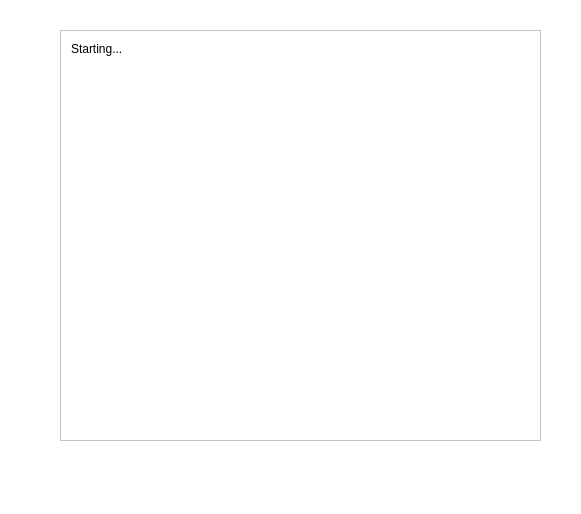
First picture: the form in src/pyqt/print_window.ui, repository gerardpslowey/eMot, before the edit.
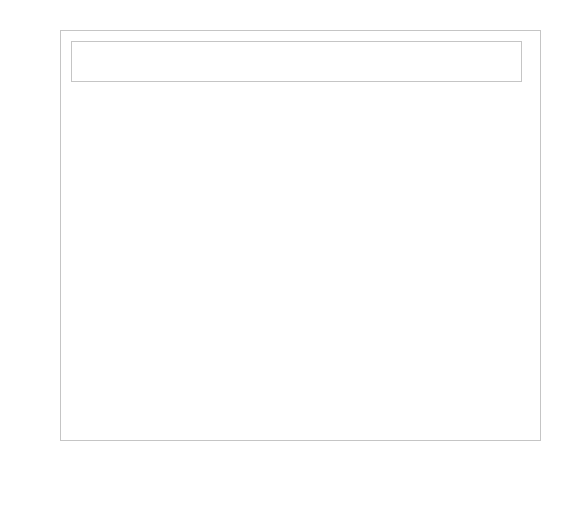
Second picture: the form after the edit. Icons and pictures are not drawn.

Commit message: scraping prints to screen, needs its own thread though.

What changed in the file:
```diff
--- a/src/pyqt/print_window.ui
+++ b/src/pyqt/print_window.ui
@@ -48,17 +48,17 @@
        <height>409</height>
       </rect>
      </property>
-     <widget class="QLabel" name="label">
+     <widget class="QTextEdit" name="textEdit">
       <property name="geometry">
        <rect>
         <x>10</x>
         <y>10</y>
         <width>451</width>
-        <height>16</height>
+        <height>41</height>
        </rect>
       </property>
-      <property name="text">
-       <string>Starting...</string>
+      <property name="readOnly">
+       <bool>true</bool>
       </property>
      </widget>
     </widget>
```
The commit also changes 9 other files.
